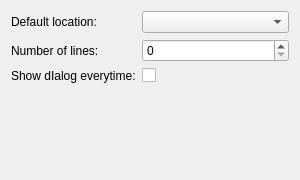
Old version of the form plugins/autopaster/src/pastersettings.ui in the repository euroelessar/qutim.
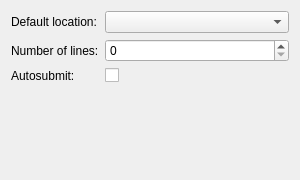
New version of the form.

```diff
--- a/plugins/autopaster/src/pastersettings.ui
+++ b/plugins/autopaster/src/pastersettings.ui
@@ -43,7 +43,7 @@
    <item row="2" column="0">
     <widget class="QLabel" name="label_3">
      <property name="text">
-      <string>Show dIalog everytime:</string>
+      <string>Autosubmit:</string>
      </property>
     </widget>
    </item>
```
